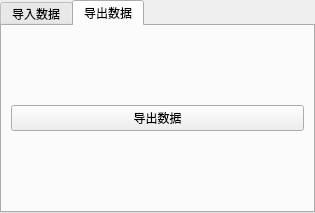
Above: datamigrater.ui from 2094780632/MusicSheetsManager before the change. Below: the same form after it.
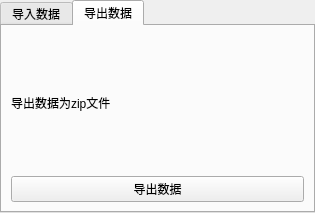
That is the form after the change. The open tabs and pages were chosen to show the change.

Diff of the .ui file:
```diff
--- a/datamigrater.ui
+++ b/datamigrater.ui
@@ -59,7 +59,14 @@
    <attribute name="title">
     <string>导出数据</string>
    </attribute>
-   <layout class="QHBoxLayout" name="horizontalLayout_2">
+   <layout class="QVBoxLayout" name="verticalLayout_3">
+    <item>
+     <widget class="QLabel" name="label_2">
+      <property name="text">
+       <string>导出数据为zip文件</string>
+      </property>
+     </widget>
+    </item>
     <item>
      <widget class="QPushButton" name="export_pushButton">
       <property name="text">
```
Left out of the diff: 2 changed lines with no effect on the pictures.
